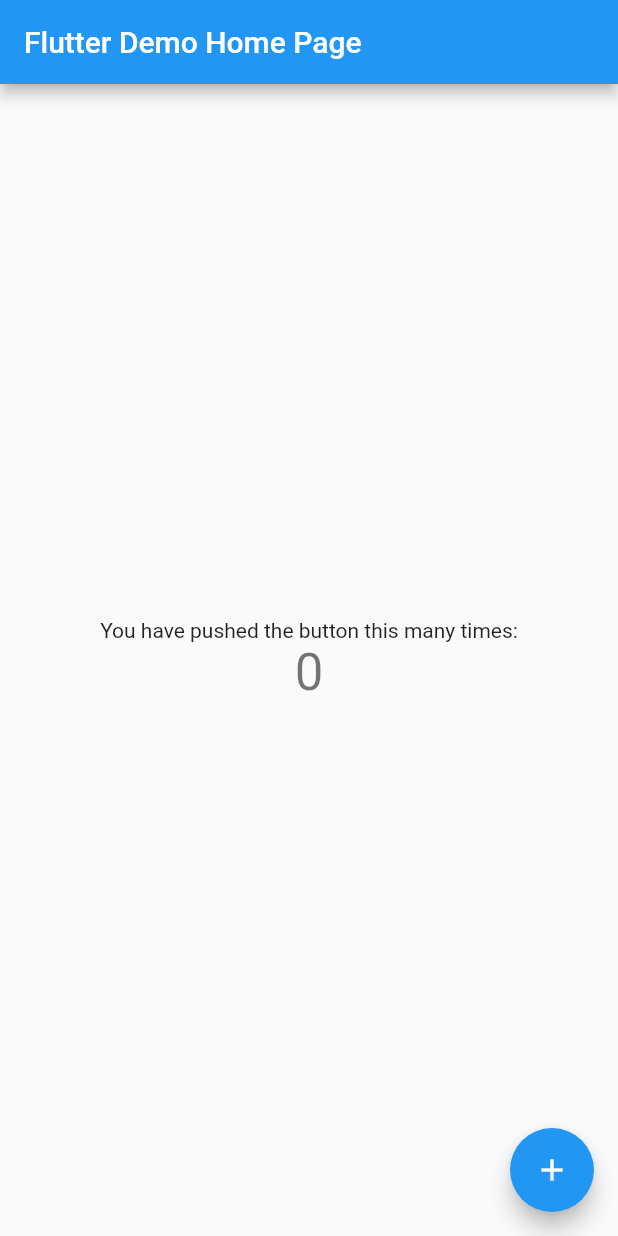
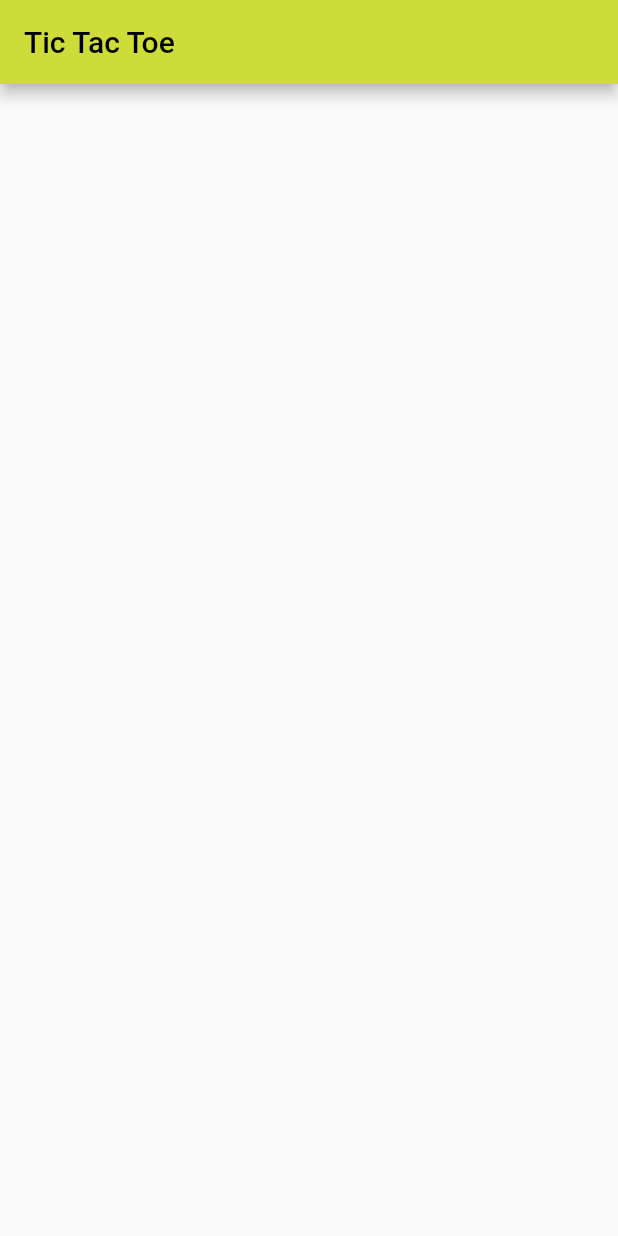
Before and after one commit to DavidMilai/simple-tic-tac-toe, a Flutter app: the screen it shows after launch, on a phone screen of 412 x 824 dp. Run offline on Flutter 3.47's test engine with Material 2 defaults, Android fonts, the phone set to English and light mode, and no system bars.

Commit message:
app set up

```diff
--- a/lib/main.dart
+++ b/lib/main.dart
@@ -1,113 +1,19 @@
 import 'package:flutter/material.dart';
+import 'package:simple_tic_tac_toe/routes.dart';
 
 void main() {
   runApp(MyApp());
 }
 
 class MyApp extends StatelessWidget {
-  // This widget is the root of your application.
   @override
   Widget build(BuildContext context) {
     return MaterialApp(
-      title: 'Flutter Demo',
-      theme: ThemeData(
-        // This is the theme of your application.
-        //
-        // Try running your application with "flutter run". You'll see the
-        // application has a blue toolbar. Then, without quitting the app, try
-        // changing the primarySwatch below to Colors.green and then invoke
-        // "hot reload" (press "r" in the console where you ran "flutter run",
-        // or simply save your changes to "hot reload" in a Flutter IDE).
-        // Notice that the counter didn't reset back to zero; the application
-        // is not restarted.
-        primarySwatch: Colors.blue,
-      ),
-      home: MyHomePage(title: 'Flutter Demo Home Page'),
+      title: 'Simple Tic Tac Toe',
+      theme: ThemeData(primarySwatch: Colors.lime),
+      routes: routes,
+      initialRoute: RouteConfig.defaultRoute,
+      debugShowCheckedModeBanner: false,
     );
   }
 }
-
-class MyHomePage extends StatefulWidget {
-  MyHomePage({Key? key, required this.title}) : super(key: key);
-
-  // This widget is the home page of your application. It is stateful, meaning
-  // that it has a State object (defined below) that contains fields that affect
-  // how it looks.
-
-  // This class is the configuration for the state. It holds the values (in this
-  // case the title) provided by the parent (in this case the App widget) and
-  // used by the build method of the State. Fields in a Widget subclass are
-  // always marked "final".
-
-  final String title;
-
-  @override
-  _MyHomePageState createState() => _MyHomePageState();
-}
-
-class _MyHomePageState extends State<MyHomePage> {
-  int _counter = 0;
-
-  void _incrementCounter() {
-    setState(() {
-      // This call to setState tells the Flutter framework that something has
-      // changed in this State, which causes it to rerun the build method below
-      // so that the display can reflect the updated values. If we changed
-      // _counter without calling setState(), then the build method would not be
-      // called again, and so nothing would appear to happen.
-      _counter++;
-    });
-  }
-
-  @override
-  Widget build(BuildContext context) {
-    // This method is rerun every time setState is called, for instance as done
-    // by the _incrementCounter method above.
-    //
-    // The Flutter framework has been optimized to make rerunning build methods
-    // fast, so that you can just rebuild anything that needs updating rather
-    // than having to individually change instances of widgets.
-    return Scaffold(
-      appBar: AppBar(
-        // Here we take the value from the MyHomePage object that was created by
-        // the App.build method, and use it to set our appbar title.
-        title: Text(widget.title),
-      ),
-      body: Center(
-        // Center is a layout widget. It takes a single child and positions it
-        // in the middle of the parent.
-        child: Column(
-          // Column is also a layout widget. It takes a list of children and
-          // arranges them vertically. By default, it sizes itself to fit its
-          // children horizontally, and tries to be as tall as its parent.
-          //
-          // Invoke "debug painting" (press "p" in the console, choose the
-          // "Toggle Debug Paint" action from the Flutter Inspector in Android
-          // Studio, or the "Toggle Debug Paint" command in Visual Studio Code)
-          // to see the wireframe for each widget.
-          //
-          // Column has various properties to control how it sizes itself and
-          // how it positions its children. Here we use mainAxisAlignment to
-          // center the children vertically; the main axis here is the vertical
-          // axis because Columns are vertical (the cross axis would be
-          // horizontal).
-          mainAxisAlignment: MainAxisAlignment.center,
-          children: <Widget>[
-            Text(
-              'You have pushed the button this many times:',
-            ),
-            Text(
-              '$_counter',
-              style: Theme.of(context).textTheme.headline4,
-            ),
-          ],
-        ),
-      ),
-      floatingActionButton: FloatingActionButton(
-        onPressed: _incrementCounter,
-        tooltip: 'Increment',
-        child: Icon(Icons.add),
-      ), // This trailing comma makes auto-formatting nicer for build methods.
-    );
-  }
-}
--- /dev/null
+++ b/lib/routes.dart
@@ -0,0 +1,12 @@
+import 'package:simple_tic_tac_toe/screens/home_screen.dart';
+import 'package:simple_tic_tac_toe/screens/splash_screen.dart';
+
+var routes = {
+  RouteConfig.defaultRoute: (context) => SplashScreen(),
+  RouteConfig.homeScreen: (context) => HomeScreen(),
+};
+
+class RouteConfig {
+  static final defaultRoute = "/";
+  static final homeScreen = "homeScreen";
+}
--- /dev/null
+++ b/lib/screens/home_screen.dart
@@ -0,0 +1,23 @@
+import 'package:flutter/material.dart';
+
+class HomeScreen extends StatefulWidget {
+  const HomeScreen({Key? key}) : super(key: key);
+
+  @override
+  _HomeScreenState createState() => _HomeScreenState();
+}
+
+class _HomeScreenState extends State<HomeScreen> {
+  @override
+  Widget build(BuildContext context) {
+    Size size = MediaQuery.of(context).size;
+    return Scaffold(
+      appBar: AppBar(
+        title: Text("Tic Tac Toe"),
+      ),
+      body: Column(
+        children: [],
+      ),
+    );
+  }
+}
```
Also changed, not shown: lib/screens/splash_screen.dart (added, +31 -0 lines), pubspec.lock.
